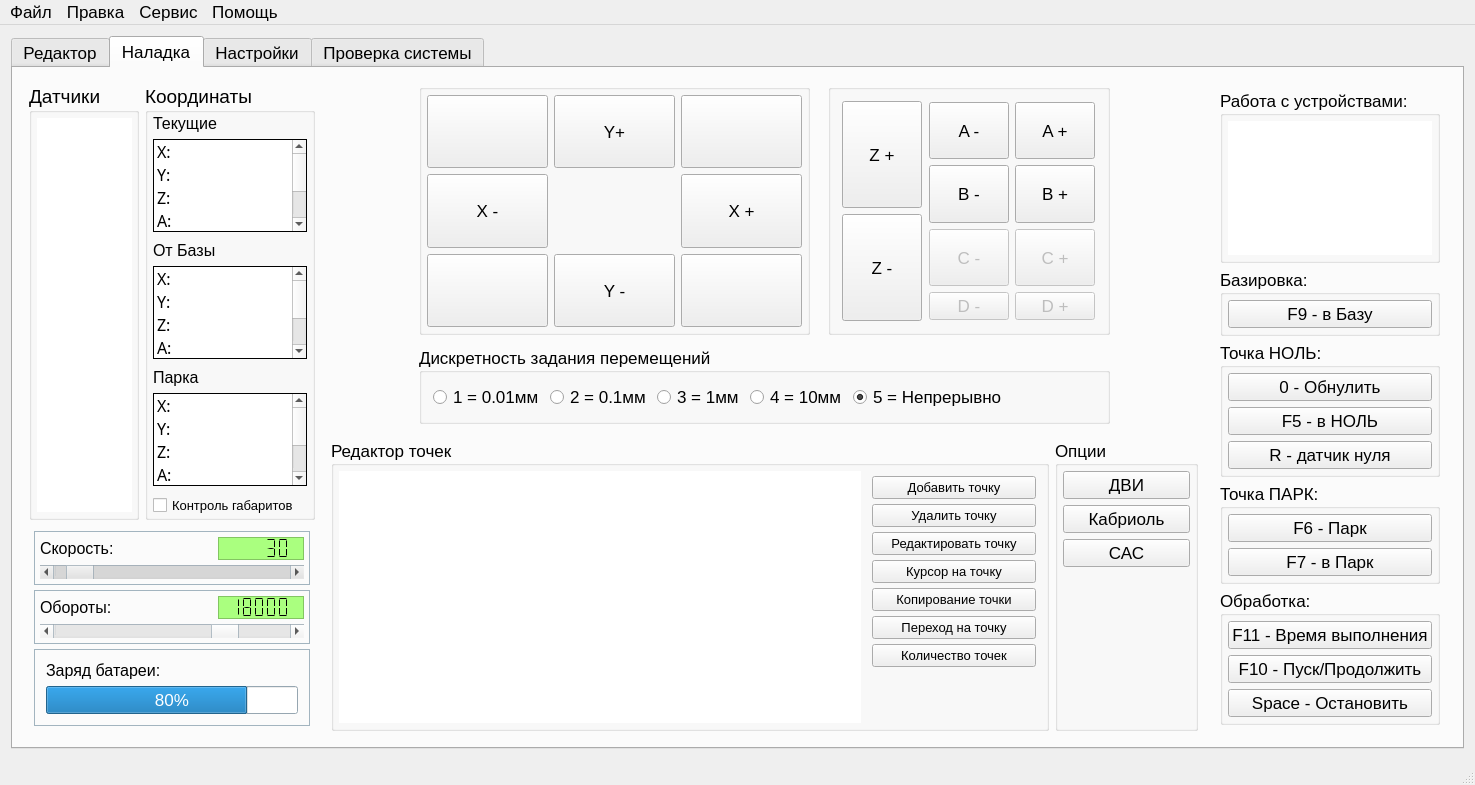
The window that KAMEditor/gui/mainwindow.ui (Xtail96/SML) describes before a commit, drawn with Qt 5.
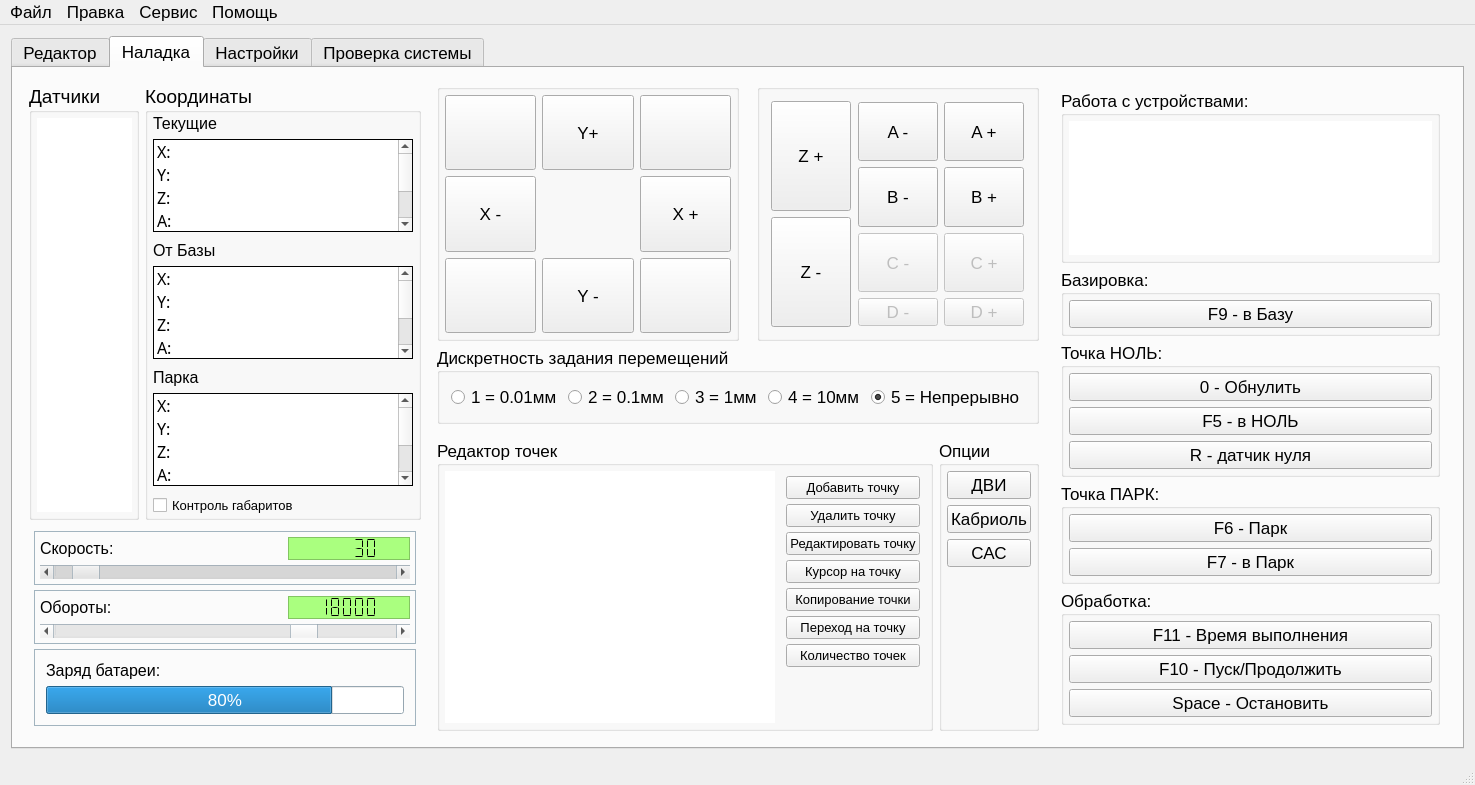
The same window after the commit. Icons and pictures are not drawn. Custom widgets are drawn as their Qt base class.

Commit message: Изменены пропорции контейнеров во вкладке Наладка

Diff of the .ui file:
```diff
--- a/KAMEditor/gui/mainwindow.ui
+++ b/KAMEditor/gui/mainwindow.ui
@@ -801,7 +801,7 @@
          <widget class="QFrame" name="mainActionsFrame">
           <property name="sizePolicy">
            <sizepolicy hsizetype="Preferred" vsizetype="Preferred">
-            <horstretch>4</horstretch>
+            <horstretch>3</horstretch>
             <verstretch>0</verstretch>
            </sizepolicy>
           </property>
@@ -869,7 +869,7 @@
               <property name="bottomMargin">
                <number>5</number>
               </property>
-              <item row="1" column="4" rowspan="2">
+              <item row="1" column="3" rowspan="2">
                <widget class="QGroupBox" name="movementAditionalAxisGroupBox">
                 <property name="sizePolicy">
                  <sizepolicy hsizetype="Preferred" vsizetype="Preferred">
@@ -1232,7 +1232,7 @@
                 </layout>
                </widget>
               </item>
-              <item row="4" column="1" colspan="4">
+              <item row="3" column="0" colspan="4">
                <widget class="QGroupBox" name="discreteGroupBox">
                 <property name="sizePolicy">
                  <sizepolicy hsizetype="Preferred" vsizetype="Preferred">
@@ -1495,23 +1495,7 @@
                 </layout>
                </widget>
               </item>
-              <item row="1" column="0" rowspan="4">
-               <spacer name="horizontalSpacer_4">
-                <property name="orientation">
-                 <enum>Qt::Horizontal</enum>
-                </property>
-                <property name="sizeType">
-                 <enum>QSizePolicy::Preferred</enum>
-                </property>
-                <property name="sizeHint" stdset="0">
-                 <size>
-                  <width>100</width>
-                  <height>20</height>
-                 </size>
-                </property>
-               </spacer>
-              </item>
-              <item row="1" column="1" rowspan="2">
+              <item row="1" column="0" rowspan="2">
                <widget class="QGroupBox" name="movementMainAxisGroupBox">
                 <property name="sizePolicy">
                  <sizepolicy hsizetype="Preferred" vsizetype="Preferred">
@@ -1844,22 +1828,6 @@
                 </layout>
                </widget>
               </item>
-              <item row="1" column="5" rowspan="4">
-               <spacer name="horizontalSpacer_6">
-                <property name="orientation">
-                 <enum>Qt::Horizontal</enum>
-                </property>
-                <property name="sizeType">
-                 <enum>QSizePolicy::Preferred</enum>
-                </property>
-                <property name="sizeHint" stdset="0">
-                 <size>
-                  <width>100</width>
-                  <height>20</height>
-                 </size>
-                </property>
-               </spacer>
-              </item>
              </layout>
             </widget>
            </item>
@@ -2197,7 +2165,7 @@
          <widget class="QFrame" name="actionsFrame">
           <property name="sizePolicy">
            <sizepolicy hsizetype="Preferred" vsizetype="Preferred">
-            <horstretch>1</horstretch>
+            <horstretch>2</horstretch>
             <verstretch>0</verstretch>
            </sizepolicy>
           </property>
@@ -2500,7 +2468,7 @@
          <widget class="QFrame" name="dashboardFrame">
           <property name="sizePolicy">
            <sizepolicy hsizetype="Preferred" vsizetype="Preferred">
-            <horstretch>1</horstretch>
+            <horstretch>2</horstretch>
             <verstretch>0</verstretch>
            </sizepolicy>
           </property>
```
